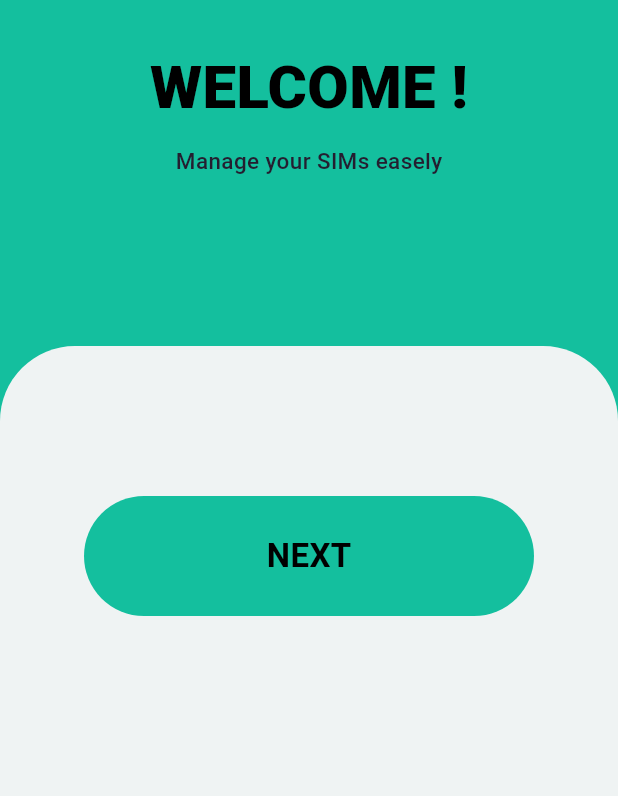
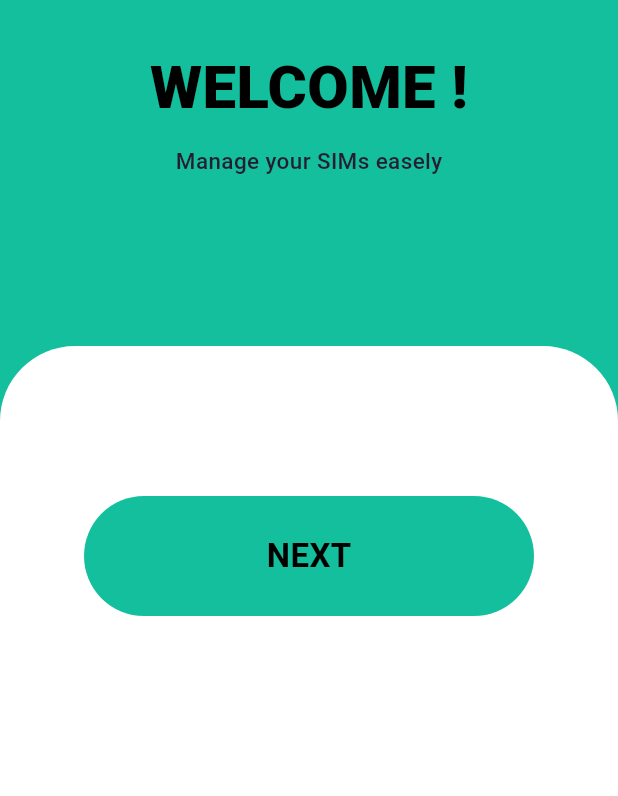
Before and after one commit to houssam15/easy_charge, a Flutter app: the screen it shows after launch, on a phone screen of 412 x 824 dp, the part 440-1236 px from its top. Run offline on Flutter 3.47's test engine with Material 3 defaults, Android fonts, the phone set to English and light mode, and no system bars; our stand-ins replace camera, dio, equatable, flutter_bloc, get_it, go_router and 1 more; missing offline and left inert: background_sms, google_mlkit_text_recognition, readsms, sim_card_info.

Commit message:
create homr page ui

```diff
--- a/lib/config/routes/routes.dart
+++ b/lib/config/routes/routes.dart
@@ -9,12 +9,10 @@ import '../../core/pages/bottom_navigation_page.dart';
 import '../../core/util/custom_navigation_helper.dart';
 
 class AppRoutes{
-  static final GlobalKey<NavigatorState> parentNavigatorKey =
-  GlobalKey<NavigatorState>();
-  static final GlobalKey<NavigatorState> homeTabNavigatorKey =
-  GlobalKey<NavigatorState>();
-  static final GlobalKey<NavigatorState> rechargeTabNavigatorKey =
-  GlobalKey<NavigatorState>();
+  static final GlobalKey<NavigatorState> parentNavigatorKey = GlobalKey<NavigatorState>();
+  static final GlobalKey<NavigatorState> homeTabNavigatorKey = GlobalKey<NavigatorState>();
+  static final GlobalKey<NavigatorState> settingsTabNavigatorKey = GlobalKey<NavigatorState>();
+  static final GlobalKey<NavigatorState>  rechargeTabNavigatorKey= GlobalKey<NavigatorState>();
 
   static const String welcomePath = "/";
   static const String homePath = '/home';
@@ -41,13 +39,27 @@ class AppRoutes{
            ],
          ),
          StatefulShellBranch(
+           navigatorKey: settingsTabNavigatorKey,
+           routes: [
+             GoRoute(
+               path: settingsPath,
+               pageBuilder: (context, state) {
+                 return CustomNavigationHelper.getPage(
+                   child: const SettingsPage(),
+                   state: state,
+                 );
+               },
+             ),
+           ],
+         ),
+         StatefulShellBranch(
            navigatorKey: rechargeTabNavigatorKey,
            routes: [
              GoRoute(
                path: rechargePath,
                pageBuilder: (context, state) {
                  return CustomNavigationHelper.getPage(
-                   child: const SettingsPage(),
+                   child:const RechargeByScanFeature.RechargeScreen(),
                    state: state,
                  );
                },
@@ -81,15 +93,5 @@ class AppRoutes{
          );
        },
      ),
-     GoRoute(
-       parentNavigatorKey: parentNavigatorKey,
-       path: rechargePath,
-       pageBuilder: (context, state) {
-         return CustomNavigationHelper.getPage(
-           child: const RechargeByScanFeature.RechargeScreen(),
-           state: state,
-         );
-       },
-     ),
    ];
 }
--- a/lib/config/theme/app_themes.dart
+++ b/lib/config/theme/app_themes.dart
@@ -21,8 +21,8 @@ class GlobalThemData{
   static const ColorScheme lightColorScheme = ColorScheme(
     primary: Color(0xFF14BF9E),
     onPrimary: Colors.black,
-    secondary: Color(0xFFEFF3F3),
-    onSecondary: Color(0xFF322942),
+    secondary: Colors.white,
+    onSecondary: Colors.grey,
     error: Colors.redAccent,
     onError: Colors.white,
     background: Color(0xFFE6EBEB),
--- a/lib/core/pages/welcome_page.dart
+++ b/lib/core/pages/welcome_page.dart
@@ -74,11 +74,7 @@ class _WelcomePageState extends State<WelcomePage> {
                   color: Theme.of(context).colorScheme.primary,
                   width: 300,
                   height: 80,
-                  onClick: (){
-                    CustomNavigationHelper.router.push(
-                      AppRoutes.homePath,
-                    );
-                  }
+                  onClick: ()=>CustomNavigationHelper.router.push(AppRoutes.homePath)
         ),
       ),
     );
--- a/lib/core/widgets/theme_button.dart
+++ b/lib/core/widgets/theme_button.dart
@@ -30,18 +30,16 @@ class ThemeButton extends StatelessWidget {
 
   @override
   Widget build(BuildContext context) {
-    return Container(
+    return InkWell(
+      splashColor: this.highlight,
+      highlightColor: this.highlight,
+      onTap: ()=>onClick(),
+      child: Container(
         margin: EdgeInsets.only(left: 20, right: 20, bottom: 20),
         child: ClipRRect(
             borderRadius: BorderRadius.circular(50),
             child: Material(
               color: this.color,
-            child: InkWell(
-              splashColor: this.highlight,
-              highlightColor: this.highlight,
-              onTap: () {
-                this.onClick();
-              },
               child: Container(
                   width: width,
                   height: height,
@@ -72,8 +70,8 @@ class ThemeButton extends StatelessWidget {
                     ],
                   )
               ),
+            )),
       ),
-          )),
     );
   }
 }
--- a/lib/features/recharge_by_scan/presentation/pages/pages.dart
+++ /dev/null
@@ -1 +0,0 @@
-export "recharge_screen.dart";
--- a/lib/features/recharge_by_scan/recharge_by_scan.dart
+++ b/lib/features/recharge_by_scan/recharge_by_scan.dart
@@ -1 +1 @@
-export "package:recharge_by_scan/features/recharge_by_scan/presentation/pages/pages.dart";
+export "package:recharge_by_scan/features/recharge_by_scan/presentation/pages/recharge_screen.dart";
```
Also changed, not shown: lib/core/pages/home_page.dart (+94 -3 lines), lib/core/widgets/operator_item.dart (+15 -7 lines), lib/core/widgets/operators_list.dart (deleted, +0 -25 lines), lib/core/widgets/service_item.dart (added, +35 -0 lines), lib/features/recharge_by_scan/presentation/pages/recharge_screen.dart (+1 -6 lines). Lines whose indentation alone changed are shown as unchanged.
